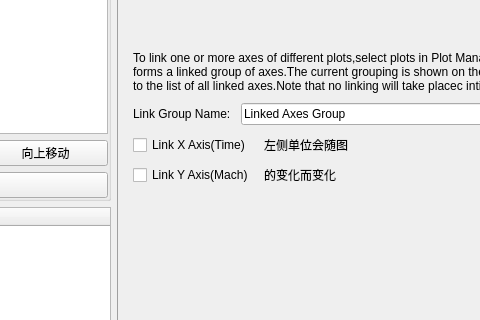
Before: the Qt Designer form PlotManager.ui in whatudone/plotxy, drawn with Qt 5; both pictures show x 162 to 642 and y 163 to 483 of the 1259 by 766 pixel window.
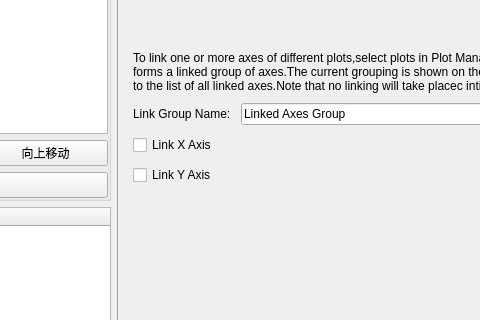
After: the same form once the commit is applied. The open tabs and pages were chosen to show the change. Custom widgets are drawn as their Qt base class.

```diff
--- a/PlotManager.ui
+++ b/PlotManager.ui
@@ -2440,26 +2440,19 @@
                  <item>
                   <widget class="QCheckBox" name="checkBox_19">
                    <property name="text">
-                    <string>Link X Axis(Time)</string>
+                    <string>Link X Axis</string>
                    </property>
                   </widget>
                  </item>
                  <item>
                   <widget class="QCheckBox" name="checkBox_20">
                    <property name="text">
-                    <string>Link Y Axis(Mach)</string>
+                    <string>Link Y Axis</string>
                    </property>
                   </widget>
                  </item>
                 </layout>
                </item>
-               <item>
-                <widget class="QLabel" name="label_56">
-                 <property name="text">
-                  <string>&lt;html&gt;&lt;head/&gt;&lt;body&gt;&lt;p&gt;左侧单位会随图&lt;/p&gt;&lt;p&gt;的变化而变化&lt;/p&gt;&lt;/body&gt;&lt;/html&gt;</string>
-                 </property>
-                </widget>
-               </item>
                <item>
                 <spacer name="horizontalSpacer_23">
                  <property name="orientation">
```
Left out of the diff: 24 changed lines with no effect on the pictures.
